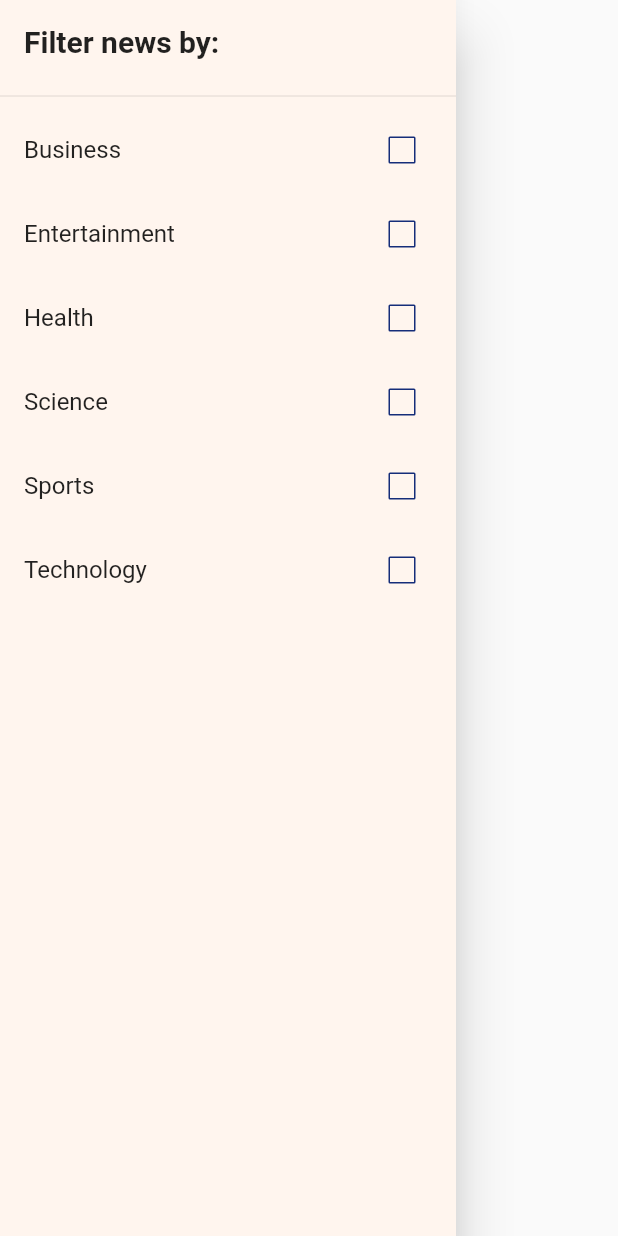
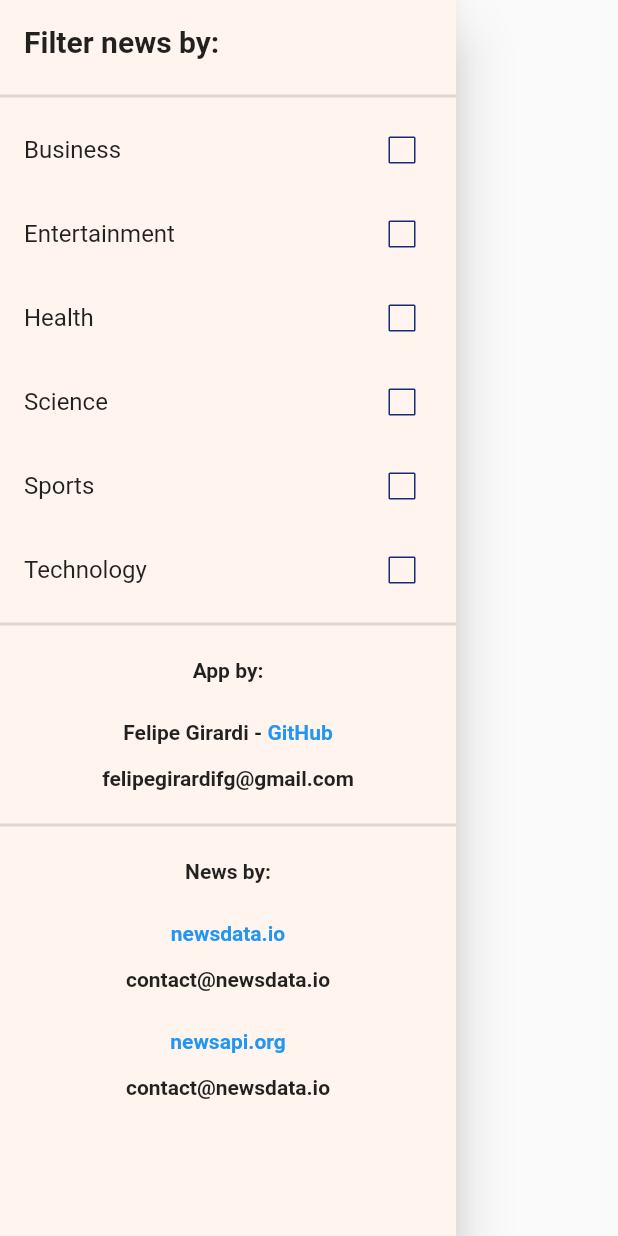
Before and after one commit to FelipeGirardi/News-Shore, a Flutter app: the AppDrawer widget shown alone on an empty page, opened directly, on a phone screen of 412 x 824 dp. Run offline on Flutter 3.47's test engine with Material 2 defaults, Android fonts, the phone set to English and light mode, and no system bars; drawn by our look-alikes of auto_size_text; our stand-ins replace firebase_auth, firebase_core, flutter_svg, google_mobile_ads, google_sign_in, shared_preferences and 3 more; accounts and stored records are empty; generated files the repository leaves out were written again; network calls fail; Roboto replaces fonts that are missing (Objectivity).

Commit message:
Add contact info, update API keys

```diff
--- a/lib/l10n/app_de.arb
+++ b/lib/l10n/app_de.arb
@@ -104,5 +104,7 @@
     "europe": "Europa",
     "america": "Amerika",
     "asia": "Asien",
-    "africa": "Afrika"
+    "africa": "Afrika",
+    "appBy": "App von:",
+    "newsBy": "Nachrichten von:"
 }
--- a/lib/l10n/app_en.arb
+++ b/lib/l10n/app_en.arb
@@ -527,5 +527,15 @@
     "africa": "Africa",
     "@africa": {
       "description": "Search term: Africa"
+    },
+
+    "appBy": "App by:",
+    "@appBy": {
+      "description": "App author"
+    },
+
+    "newsBy": "News by:",
+    "@newsBy": {
+      "description": "News publishers"
     }
 }
--- a/lib/l10n/app_es.arb
+++ b/lib/l10n/app_es.arb
@@ -104,5 +104,7 @@
     "europe": "Europa",
     "america": "América",
     "asia": "Asia",
-    "africa": "África"
+    "africa": "África",
+    "appBy": "App de:",
+    "newsBy": "Notícias de:"
 }
--- a/lib/l10n/app_fr.arb
+++ b/lib/l10n/app_fr.arb
@@ -104,5 +104,7 @@
     "europe": "Europe",
     "america": "Amérique",
     "asia": "Asie",
-    "africa": "Afrique"
+    "africa": "Afrique",
+    "appBy": "App de:",
+    "newsBy": "Nouvelles de:"
 }
--- a/lib/l10n/app_it.arb
+++ b/lib/l10n/app_it.arb
@@ -104,5 +104,7 @@
     "europe": "Europa",
     "america": "America",
     "asia": "Asia",
-    "africa": "Africa"
+    "africa": "Africa",
+    "appBy": "App di:",
+    "newsBy": "Notizie di:"
 }
--- a/lib/l10n/app_pt.arb
+++ b/lib/l10n/app_pt.arb
@@ -104,5 +104,7 @@
     "europe": "Europa",
     "america": "América",
     "asia": "Ásia",
-    "africa": "África"
+    "africa": "África",
+    "appBy": "App de:",
+    "newsBy": "Notícias de:"
 }
--- a/lib/models/news_enums.dart
+++ b/lib/models/news_enums.dart
@@ -1174,6 +1174,7 @@ final List<String> newsAPILangs = [
   'id',
   'it',
   'my',
+  'nl',
   'kr',
   'pt',
   'ru',
@@ -1185,6 +1186,7 @@ final List<String> newsAPICountries = [
   'at',
   'ch',
   'ie',
+  'nl',
   'nz',
   'za',
   'ng',
--- a/lib/providers/news_provider.dart
+++ b/lib/providers/news_provider.dart
@@ -9,7 +9,7 @@ import '/models/news_data.dart';
 import '/models/news_api_response.dart';
 import '/models/news_api_data.dart';
 import '/models/news_enums.dart';
-import '/helpers/api_keys.dart';
+import '/helpers/api_data.dart';
 import '/helpers/sql_helper.dart';
 import '/helpers/image_helper.dart';
 
@@ -120,6 +120,7 @@ class NewsProvider with ChangeNotifier {
   }
 
   Future<void> fetchNewsPage(String language, String country) async {
+    final String apiKeyNewsData = APIData.apiKeyNewsData;
     final Uri url = Uri.parse(country == 'all'
         ? (_isFilterSelected
             ? 'https://newsdata.io/api/1/news?apikey=$apiKeyNewsData&language=$language&page=$nextPage&category=' +
@@ -129,6 +130,7 @@ class NewsProvider with ChangeNotifier {
             ? 'https://newsdata.io/api/1/news?apikey=$apiKeyNewsData&language=$language&country=$country&page=$nextPage&category=' +
                 selectedFilter
             : 'https://newsdata.io/api/1/news?apikey=$apiKeyNewsData&language=$language&country=$country&page=$nextPage&category=top'));
+    print(url);
     final response = await http.get(url);
     if (response.statusCode == 200) {
       final decoded = jsonDecode(utf8.decode(response.bodyBytes));
@@ -148,6 +150,7 @@ class NewsProvider with ChangeNotifier {
   }
 
   Future<void> fetchNewsAPIPage(String country) async {
+    final String apiKeyNewsApi = APIData.apiKeyNewsApi;
     final Uri url = Uri.parse(_isFilterSelected
         ? 'https://newsapi.org/v2/top-headlines?apiKey=$apiKeyNewsApi&country=$country&page=$nextPage&category=' +
             selectedFilter
@@ -192,6 +195,7 @@ class NewsProvider with ChangeNotifier {
 
   Future<void> fetchSearchNewsPage(
       String language, String country, String query) async {
+    final String apiKeyNewsData = APIData.apiKeyNewsData;
     final String urlString = country == 'all'
         ? 'https://newsdata.io/api/1/news?apikey=$apiKeyNewsData&language=$language&page=$searchNextPage&qInTitle=$query'
         : 'https://newsdata.io/api/1/news?apikey=$apiKeyNewsData&language=$language&country=$country&page=$searchNextPage&qInTitle=$query';
@@ -213,6 +217,7 @@ class NewsProvider with ChangeNotifier {
   }
 
   Future<void> fetchSearchNewsAPIPage(String country, String query) async {
+    final String apiKeyNewsApi = APIData.apiKeyNewsApi;
     final Uri url = Uri.parse(
         'https://newsapi.org/v2/top-headlines?apiKey=$apiKeyNewsApi&country=$country&page=$searchNextPage&q=query');
     final response = await http.get(url);
--- a/lib/screens/news_detail_screen.dart
+++ b/lib/screens/news_detail_screen.dart
@@ -19,7 +19,7 @@ class NewsDetailScreen extends StatefulWidget {
 }
 
 class _NewsDetailScreenState extends State<NewsDetailScreen> {
-  _launchNewsUrl(String url) async {
+  void _launchNewsUrl(String url) async {
     if (await canLaunch(url)) {
       await launch(url);
     } else {
--- a/lib/widgets/app_drawer.dart
+++ b/lib/widgets/app_drawer.dart
@@ -2,6 +2,7 @@ import 'package:flutter/material.dart';
 import 'package:auto_size_text/auto_size_text.dart';
 import 'package:provider/provider.dart';
 import 'package:flutter_gen/gen_l10n/app_localizations.dart';
+import 'package:url_launcher/url_launcher.dart';
 
 import '../models/news_enums.dart';
 import '/providers/news_provider.dart';
@@ -33,6 +34,14 @@ class _AppDrawerState extends State<AppDrawer> {
     }
   }
 
+  void _launchUrl(String url) async {
+    if (await canLaunch(url)) {
+      await launch(url);
+    } else {
+      throw "Could not launch $url";
+    }
+  }
+
   @override
   Widget build(BuildContext context) {
     NewsProvider newsProvider =
@@ -61,7 +70,9 @@ class _AppDrawerState extends State<AppDrawer> {
               ),
             ),
           ),
-          const Divider(),
+          const Divider(
+            thickness: 2,
+          ),
           ...NewsCategory.values.map((NewsCategory category) {
             final categoryString = _getLocalizedCategory(category);
             return CheckboxListTile(
@@ -75,6 +86,102 @@ class _AppDrawerState extends State<AppDrawer> {
               checkColor: Theme.of(context).colorScheme.onPrimary,
             );
           }).toList(),
+          const Divider(
+            thickness: 2,
+          ),
+          Column(
+            mainAxisAlignment: MainAxisAlignment.center,
+            children: [
+              const SizedBox(height: 15),
+              Text(
+                AppLocalizations.of(context)!.appBy,
+                maxLines: 2,
+                style:
+                    const TextStyle(fontWeight: FontWeight.bold, fontSize: 14),
+              ),
+              const SizedBox(height: 25),
+              Row(
+                children: [
+                  const Spacer(),
+                  Text(
+                    'Felipe Girardi - ',
+                    maxLines: 2,
+                    style: const TextStyle(
+                        fontWeight: FontWeight.bold, fontSize: 14),
+                  ),
+                  InkWell(
+                    child: Text(
+                      'GitHub',
+                      maxLines: 2,
+                      style: const TextStyle(
+                          fontWeight: FontWeight.bold,
+                          fontSize: 14,
+                          color: Colors.blue),
+                    ),
+                    onTap: () => _launchUrl('https://github.com/FelipeGirardi'),
+                  ),
+                  const Spacer(),
+                ],
+              ),
+              const SizedBox(height: 15),
+              Text(
+                'felipegirardifg@gmail.com',
+                maxLines: 2,
+                style:
+                    const TextStyle(fontWeight: FontWeight.bold, fontSize: 14),
+              ),
+              const SizedBox(height: 15),
+              const Divider(
+                thickness: 2,
+              ),
+              const SizedBox(height: 15),
+              Text(
+                AppLocalizations.of(context)!.newsBy,
+                maxLines: 2,
+                style:
+                    const TextStyle(fontWeight: FontWeight.bold, fontSize: 14),
+              ),
+              const SizedBox(height: 25),
+              InkWell(
+                child: Text(
+                  'newsdata.io',
+                  maxLines: 2,
+                  style: const TextStyle(
+                      fontWeight: FontWeight.bold,
+                      fontSize: 14,
+                      color: Colors.blue),
+                ),
+                onTap: () => _launchUrl('https://newsdata.io'),
+              ),
+              const SizedBox(height: 15),
+              Text(
+                'contact@newsdata.io',
+                maxLines: 2,
+                style:
+                    const TextStyle(fontWeight: FontWeight.bold, fontSize: 14),
+              ),
+              const SizedBox(height: 25),
+              InkWell(
+                child: Text(
+                  'newsapi.org',
+                  maxLines: 2,
+                  style: const TextStyle(
+                      fontWeight: FontWeight.bold,
+                      fontSize: 14,
+                      color: Colors.blue),
+                ),
+                onTap: () => _launchUrl('https://newsapi.org'),
+              ),
+              const SizedBox(height: 15),
+              Text(
+                'contact@newsdata.io',
+                maxLines: 2,
+                style:
+                    const TextStyle(fontWeight: FontWeight.bold, fontSize: 14),
+              ),
+              const SizedBox(height: 50),
+            ],
+          ),
         ],
       ),
     );
```
Also changed, not shown: 1 other file.
